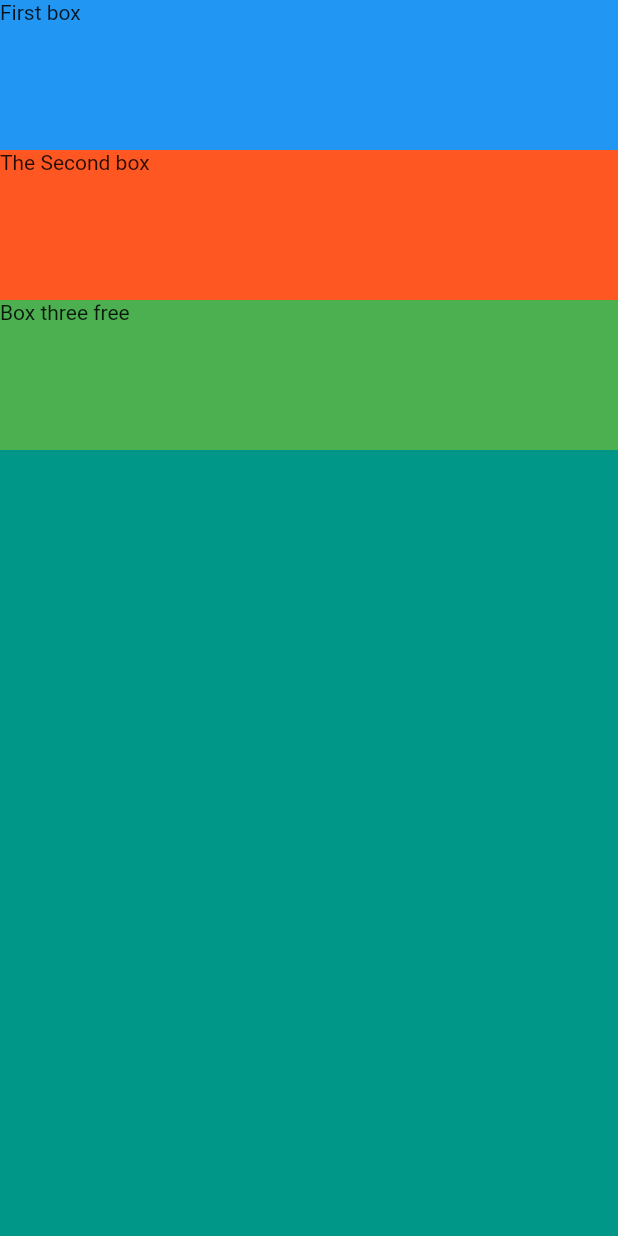
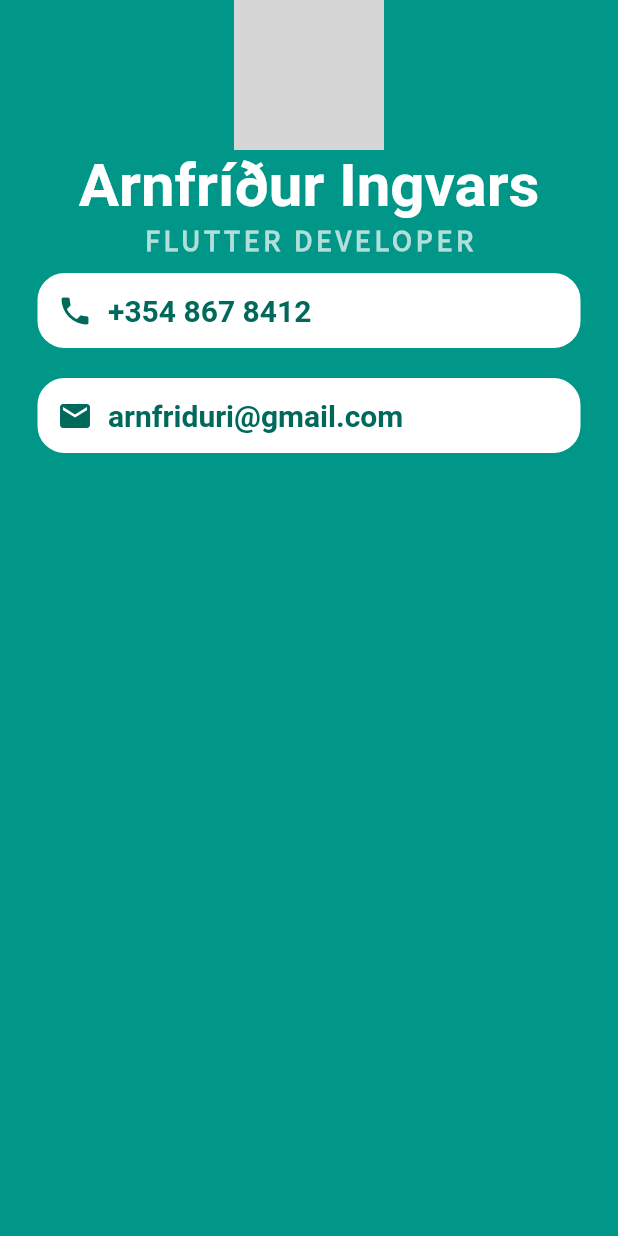
Before and after one commit to Arnfriduri/mycard, a Flutter app: the screen it shows after launch, on a phone screen of 412 x 824 dp. Run offline on Flutter 3.47's test engine with Material 2 defaults, Android fonts, the phone set to English and light mode, and no system bars; Roboto replaces fonts that are missing (Oxanium, Source Sans Pro); grey boxes are pictures that could not be loaded.

Commit message:
Fonts, image, and text added to boxes

```diff
--- a/lib/main.dart
+++ b/lib/main.dart
@@ -6,36 +6,110 @@ void main() {
 
 class MyApp extends StatelessWidget {
   @override
-  Widget build(BuildContext context){
+  Widget build(BuildContext context) {
     return MaterialApp(
       home: Scaffold(
         backgroundColor: Colors.teal,
         body: SafeArea(
           child: Column(
-            crossAxisAlignment: CrossAxisAlignment.stretch,
             children: <Widget>[
-              Container(
-                width: 100,
-                height: 100,
-                color: Colors.blue,
-                child: Text('First box'),
+              CircleAvatar(
+                radius: 50,
+                backgroundImage: AssetImage(
+                  'images/Eg.png',
+                ),
+              ),
+              Text(
+                'Arnfríður Ingvars',
+                style: TextStyle(
+                  fontFamily: 'Oxanium',
+                  fontSize: 40,
+                  color: Colors.white,
+                  fontWeight: FontWeight.bold,
+                ),
+              ),
+              Text(
+                'FLUTTER DEVELOPER',
+                style: TextStyle(
+                  fontFamily: 'SourceSansPro',
+                  color: Colors.teal.shade100,
+                  fontSize: 20,
+                  letterSpacing: 2.5,
+                  fontWeight: FontWeight.bold,
+                ),
               ),
               Container(
-                width: 100,
-                height: 100,
-                color: Colors.deepOrange,
-                child: Text('The Second box'),
+                padding: EdgeInsets.all(10),
+                margin: EdgeInsets.symmetric(vertical: 10, horizontal: 25),
+                decoration: BoxDecoration(
+                  color: Colors.white,
+                  border: Border.all(
+                    color: Colors.white,
+                    width: 3,
+                  ),
+                  borderRadius: BorderRadius.all(
+                    Radius.circular(18),
+                  ),
+                ),
+                child: Row(
+                  children: <Widget>[
+                    Icon(
+                      Icons.phone,
+                      color: Colors.teal.shade800,
+                    ),
+                    SizedBox(
+                      width: 10,
+                    ),
+                    Text(
+                      '+354 867 8412',
+                      style: TextStyle(
+                        color: Colors.teal.shade800,
+                        fontFamily: 'Source Sans Pro',
+                        fontWeight: FontWeight.bold,
+                        fontSize: 20,
+                      ),
+                    ),
+                  ],
+                ),
               ),
               Container(
-                width: 100,
-                height: 100,
-                color: Colors.green,
-                child: Text('Box three free'),
+                padding: EdgeInsets.all(10),
+                margin: EdgeInsets.symmetric(vertical: 10, horizontal: 25),
+                decoration: BoxDecoration(
+                  color: Colors.white,
+                  border: Border.all(
+                    color: Colors.white,
+                    width: 3,
+                  ),
+                  borderRadius: BorderRadius.all(
+                    Radius.circular(18),
+                  ),
+                ),
+                child: Row(
+                  children: <Widget>[
+                    Icon(
+                      Icons.email,
+                      color: Colors.teal.shade800,
+                    ),
+                    SizedBox(
+                      width: 10,
+                    ),
+                    Text(
+                      'arnfriduri@gmail.com',
+                      style: TextStyle(
+                        color: Colors.teal.shade800,
+                        fontFamily: 'Source Sans Pro',
+                        fontWeight: FontWeight.bold,
+                        fontSize: 20,
+                      ),
+                    ),
+                  ],
+                ),
               ),
-            ]
-          )
-        )
-      )
+            ],
+          ),
+        ),
+      ),
     );
   }
 }
```
Also changed, not shown: pubspec.yaml (+9 -27 lines), fonts/SourceSansPro-Regular.ttf (added).
